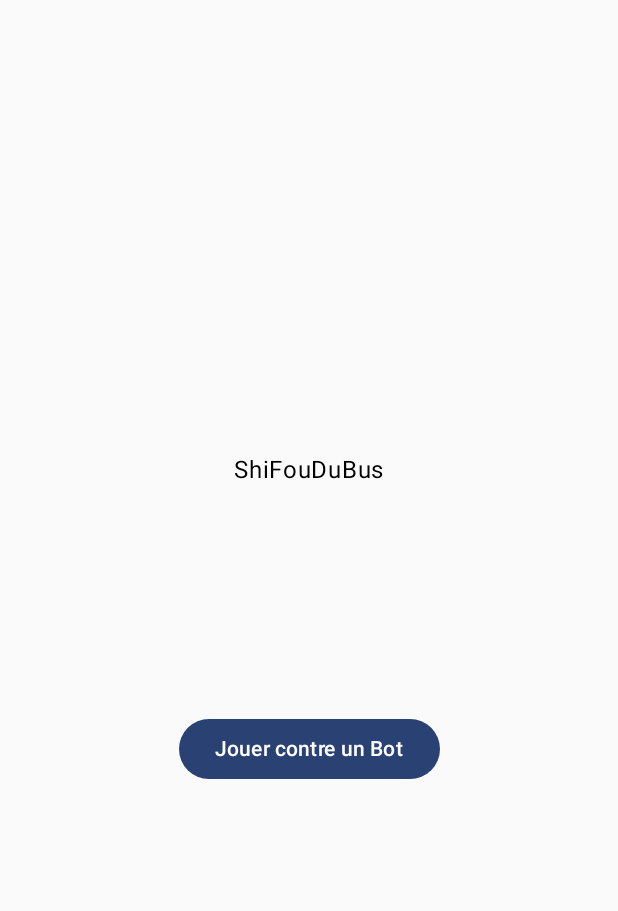
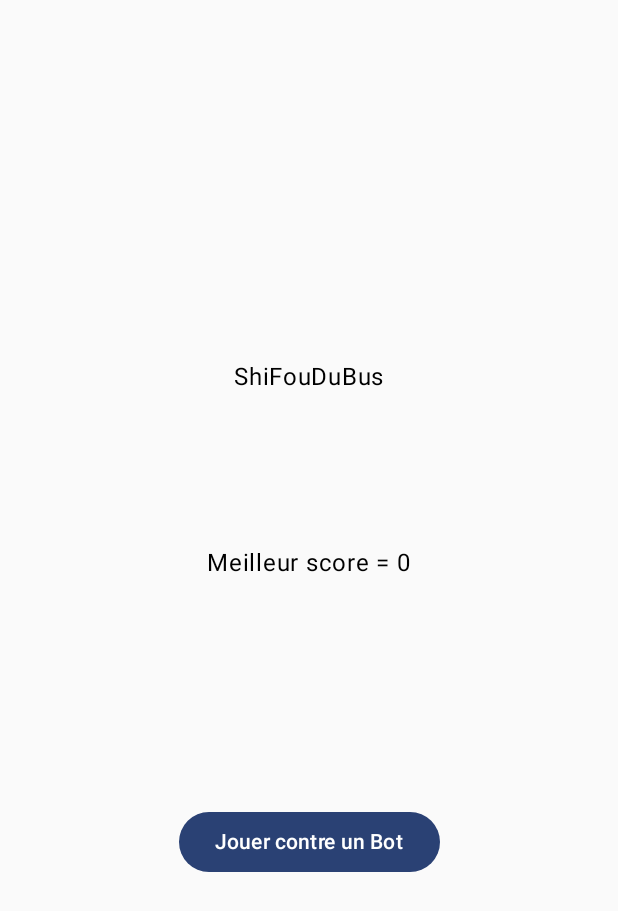
Before and after one commit to Nissyaniss/ShiFouDuBus_R4A11_Project, an Android app built with Jetpack Compose: the screen it shows after launch (MainActivity), on a phone screen of 412 x 824 dp. Shown: the top 911 px of the screen. Run offline under Robolectric (Android 15) with nearby library versions, the phone set to English and light mode, and no system bars.

Commit message:
score done

```diff
--- a/app/src/main/java/org/nissya/shifoudubus/MainActivity.kt
+++ b/app/src/main/java/org/nissya/shifoudubus/MainActivity.kt
@@ -1,5 +1,6 @@
 package org.nissya.shifoudubus
 
+import android.content.Context
 import android.hardware.SensorManager
 import android.media.MediaPlayer
 import android.os.Bundle
@@ -14,12 +15,22 @@ class MainActivity : ComponentActivity() {
     private lateinit var music: MediaPlayer
 
     override fun onCreate(savedInstanceState: Bundle?) {
+        val sharedPref = getSharedPreferences("ShiFouDuBus", Context.MODE_PRIVATE)
+        var score = sharedPref.getInt("bestScore", -1);
+        if (score == -1) {
+            with(sharedPref.edit()) {
+                putInt("bestScore", 0)
+                apply()
+            }
+            score = 0
+        }
         super.onCreate(savedInstanceState)
         val welcomeSound = MediaPlayer.create(this, R.raw.welcome)
         welcomeSound?.start()
         val mediaPlayerPierre = MediaPlayer.create(this, R.raw.pierre)
         val mediaPlayerFeuille = MediaPlayer.create(this, R.raw.feuille)
         val mediaPlayerCiseaux = MediaPlayer.create(this, R.raw.ciseaux)
+        val mediaPlayerYippee = MediaPlayer.create(this, R.raw.yippee)
         this.music = MediaPlayer.create(this, R.raw.musique)
         music.isLooping = true
         music.setVolume(0.1f, 0.1f)
@@ -32,12 +43,15 @@ class MainActivity : ComponentActivity() {
         setContent {
             ShiFouDuBusTheme {
                 val viewModel: ShakeViewModel = viewModel()
+                viewModel.currentBestScore = score
                 GameController(
                     viewModel,
                     sensorManager,
                     mediaPlayerPierre,
                     mediaPlayerFeuille,
                     mediaPlayerCiseaux,
+                    mediaPlayerYippee,
+                    sharedPref
                 )
             }
         }
--- a/app/src/main/res/values/strings.xml
+++ b/app/src/main/res/values/strings.xml
@@ -24,4 +24,7 @@
     <string name="random">Aléatoire</string>
     <string name="normal">Normal</string>
     <string name="continuer">Continuer</string>
+    <string name="rejouer">Rejouer</string>
+    <string name="current_score">"Score actuel = "</string>
+    <string name="best_score">"Meilleur Score = "</string>
 </resources>
--- a/gradle/libs.versions.toml
+++ b/gradle/libs.versions.toml
@@ -1,5 +1,6 @@
 [versions]
 agp = "8.9.1"
+datastore = "1.1.4"
 kotlin = "2.0.0"
 coreKtx = "1.15.0"
 junit = "4.13.2"
@@ -12,6 +13,8 @@ appcompat = "1.7.0"
 navigation = "2.8.9"
 
 [libraries]
+androidx-datastore = { module = "androidx.datastore:datastore", version.ref = "datastore" }
+androidx-datastore-preferences = { module = "androidx.datastore:datastore-preferences", version.ref = "datastore" }
 androidx-navigation-compose = { group = "androidx.navigation", name = "navigation-compose", version.ref = "navigation" }
 androidx-core-ktx = { group = "androidx.core", name = "core-ktx", version.ref = "coreKtx" }
 junit = { group = "junit", name = "junit", version.ref = "junit" }
```
Also changed, not shown: app/src/main/java/org/nissya/shifoudubus/BotController.kt (+22 -7 lines), app/src/main/java/org/nissya/shifoudubus/GameController.kt (+21 -4 lines), app/src/main/java/org/nissya/shifoudubus/GameView.kt (+37 -14 lines), 2 other files.
